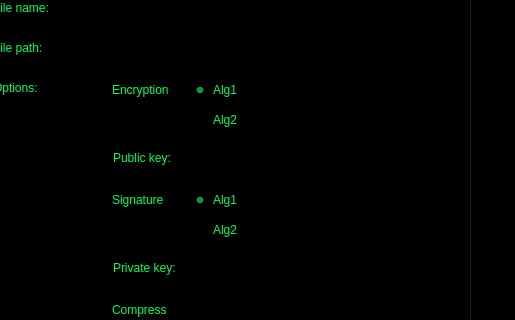
fcubric/zpProj, file GUI.ui: the form before one commit; both pictures show x 169 to 684 and y 86 to 406 of the 684 by 794 pixel window.
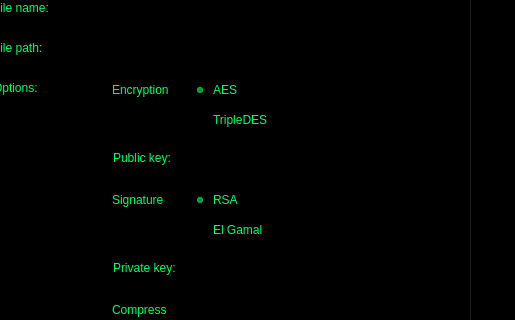
The form after the commit. The open tabs and pages were chosen to show the change.

Diff of the .ui file:
```diff
--- a/GUI.ui
+++ b/GUI.ui
@@ -735,7 +735,7 @@
        <string notr="true">color: rgb(0, 255, 93)</string>
       </property>
       <property name="text">
-       <string>Alg1</string>
+       <string>AES</string>
       </property>
       <property name="checkable">
        <bool>true</bool>
@@ -763,7 +763,7 @@
        <string notr="true">color: rgb(0, 255, 93)</string>
       </property>
       <property name="text">
-       <string>Alg2</string>
+       <string>TripleDES</string>
       </property>
       <property name="checkable">
        <bool>true</bool>
@@ -788,7 +788,7 @@
        <string notr="true">color: rgb(0, 255, 93)</string>
       </property>
       <property name="text">
-       <string>Alg2</string>
+       <string>El Gamal</string>
       </property>
       <property name="checkable">
        <bool>true</bool>
@@ -813,7 +813,7 @@
        <string notr="true">color: rgb(0, 255, 93)</string>
       </property>
       <property name="text">
-       <string>Alg1</string>
+       <string>RSA</string>
       </property>
       <property name="checkable">
        <bool>true</bool>
```
Left out of the diff: 8 changed lines with no effect on the pictures.
